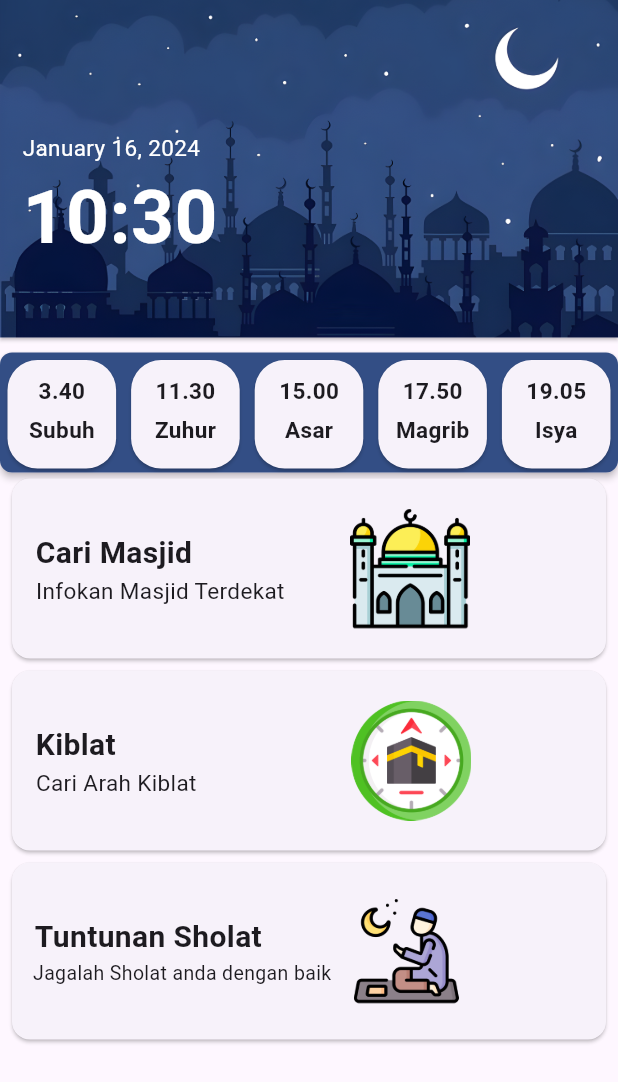
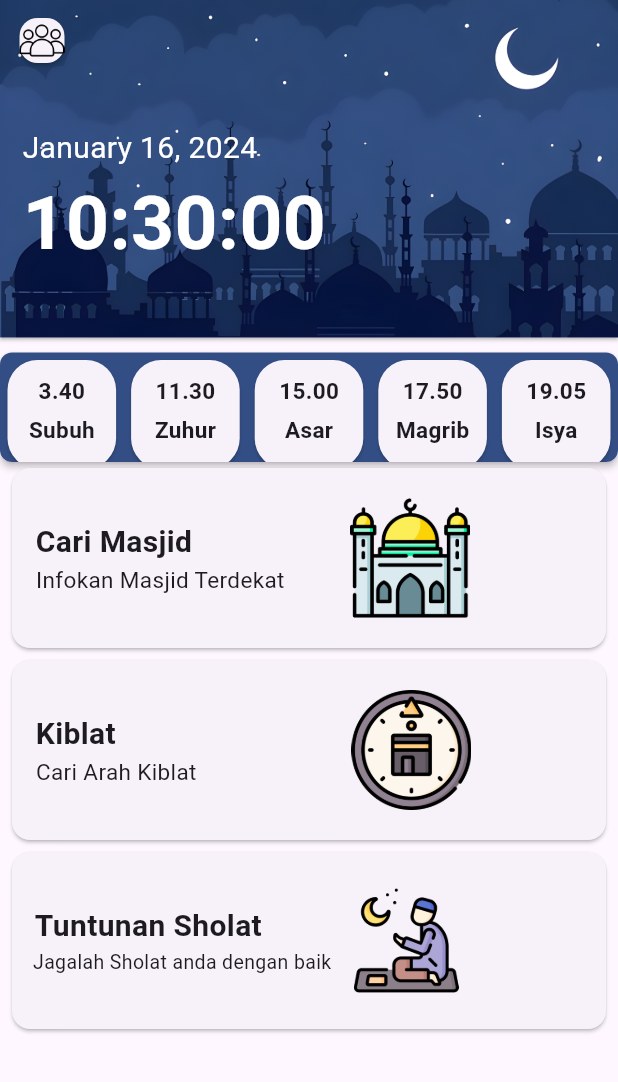
Before and after one commit to Bekicot123/SholatKuy, a Flutter app: the first screen one second after launch, on a phone screen of 412 x 824 dp. Shown: the top 1082 px of the screen. Run offline on Flutter 3.47's test engine with Material 3 defaults, Android fonts, the phone set to English and light mode, and no system bars; our stand-ins replace flutter_map, flutter_svg, geolocator, latlong2; missing offline and left inert: flutter_qiblah.

Commit message:
update page

```diff
--- a/lib/Page/homapage.dart
+++ b/lib/Page/homapage.dart
@@ -1,6 +1,7 @@
 import 'dart:async';
 import 'package:flutter/material.dart';
 import 'package:intl/intl.dart';
+import 'package:sholatkuy/Page/profile.dart';
 import 'Kiblat.dart';
 import 'Masjid.dart';
 import 'TuntunanSholat.dart';
@@ -25,7 +26,7 @@ class _MyClockWidgetState extends State<MyClockWidget> {
     Timer.periodic(Duration(seconds: 1), (timer) {
       setState(() {
         currentDate = DateFormat.yMMMMd().format(DateTime.now());
-        currentTime = DateFormat.Hm().format(DateTime.now());
+        currentTime = DateFormat.Hms().format(DateTime.now());
       });
     });
   }
@@ -59,19 +60,36 @@ class _MyClockWidgetState extends State<MyClockWidget> {
                       mainAxisAlignment: MainAxisAlignment.start,
                       crossAxisAlignment: CrossAxisAlignment.start,
                       children: <Widget>[
+                        Padding(padding: EdgeInsets.only(left: 1),
+                        child: Card(
+                          margin: EdgeInsets.all(12),
+                          child: InkWell(
+                            onTap: (){
+                              Navigator.push(context, MaterialPageRoute(builder: (context) => profile()));
+                            },
+                            child: Column(
+                              mainAxisSize: MainAxisSize.min,
+                              children: [
+                                Image.asset("lib/Image/people.png",
+                                width: 30,
+                                height: 30,),
+                              ],
+                            ),
+                          ),
+                        )),
                         SizedBox(
-                          height: 88,
+                          height: 30,
                         ),
                         Padding(
                           padding: const EdgeInsets.only(left: 15),
                           child: Text(
                             DateFormat.yMMMMd().format(DateTime.now()),
-                            style: TextStyle(fontSize: 15, color: Colors.white),
+                            style: TextStyle(fontSize: 20, color: Colors.white),
                           ),
                         ),
                         Padding(
                           padding: const EdgeInsets.only(left: 15),
-                          child: Text(DateFormat.Hm().format(DateTime.now()),
+                          child: Text(DateFormat.Hms().format(DateTime.now()),
                               style: TextStyle(
                                 fontSize: 50,
                                 color: Colors.white,
@@ -95,7 +113,7 @@ class _MyClockWidgetState extends State<MyClockWidget> {
                 ),
                 child: Container(
                   width: 1100,
-                  height: 80,
+                  height: 73,
                   decoration: BoxDecoration(
                     borderRadius: BorderRadius.circular(8),
                     color: Color(hexColor('#334E85')),
--- a/pubspec.yaml
+++ b/pubspec.yaml
@@ -73,6 +73,8 @@ flutter:
     - lib/Image/
     - lib/Image/
     - lib/Image/
+    - lib/Image/
+    - lib/Image/
     - lib/assets/compass.svg
     - lib/assets/needle.svg
 
```
Also changed, not shown: lib/Page/profile.dart (added, +92 -0 lines), lib/Image/people.png (added), lib/Image/qibla.png, lib/Image/stiki.png (added).
